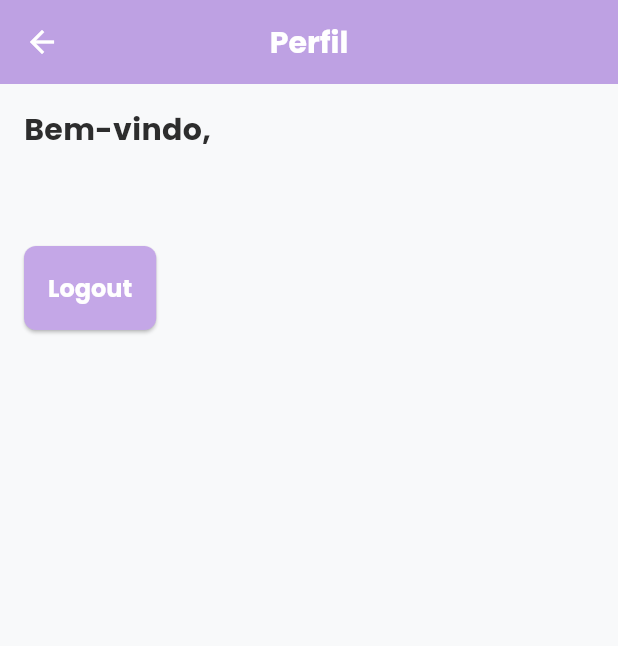
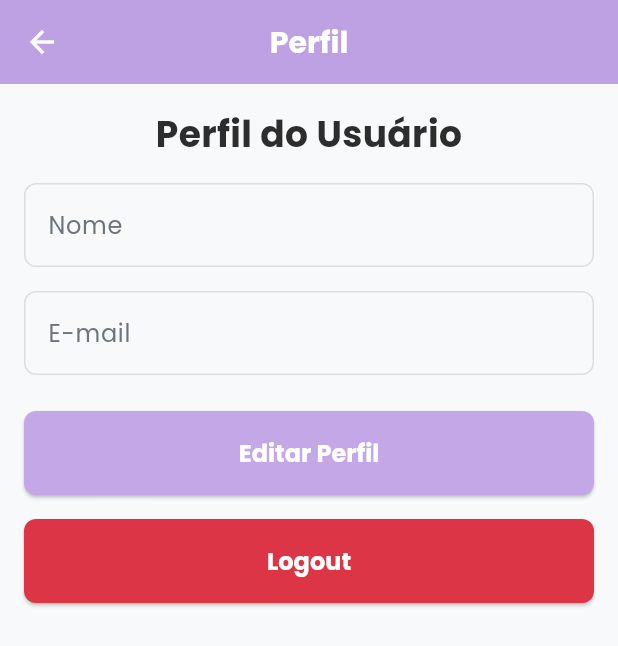
Before and after one commit to heldzr/taskManager-app, a Flutter app: the ProfileScreen screen opened directly, on a phone screen of 412 x 824 dp. Shown: the top 646 px of the screen. Run offline on Flutter 3.47's test engine with Material 3 defaults, Android fonts, the phone set to English and light mode, and no system bars; our stand-ins replace cloud_firestore, firebase_auth, firebase_core, google_fonts; accounts and stored records are empty.

Commit message:
refactor tela perfil

```diff
--- a/task_manager_app/lib/screens/profile_screen.dart
+++ b/task_manager_app/lib/screens/profile_screen.dart
@@ -1,46 +1,186 @@
 import 'package:flutter/material.dart';
 import 'package:firebase_auth/firebase_auth.dart';
+import 'package:cloud_firestore/cloud_firestore.dart';
 import 'package:google_fonts/google_fonts.dart';
 
-class ProfileScreen extends StatelessWidget {
+class ProfileScreen extends StatefulWidget {
   const ProfileScreen({super.key});
 
   @override
+  _ProfileScreenState createState() => _ProfileScreenState();
+}
+
+class _ProfileScreenState extends State<ProfileScreen> {
+  final _auth = FirebaseAuth.instance;
+  final _firestore = FirebaseFirestore.instance;
+  final _nameController = TextEditingController();
+  final _emailController = TextEditingController();
+  bool _isEditing = false;
+  bool _isSaving = false;
+
+  User? get _user => _auth.currentUser;
+
+  @override
+  void initState() {
+    super.initState();
+    _initializeFields();
+  }
+
+  Future<void> _initializeFields() async {
+    if (_user != null) {
+      _emailController.text = _user!.email ?? '';
+      final userDoc = await _firestore.collection('users').doc(_user!.uid).get();
+      if (userDoc.exists) {
+        final data = userDoc.data();
+        _nameController.text = data?['name'] ?? '';
+      }
+    }
+  }
+
+  Future<void> _saveChanges() async {
+    if (_nameController.text.trim().isEmpty || _emailController.text.trim().isEmpty) {
+      ScaffoldMessenger.of(context).showSnackBar(
+        const SnackBar(content: Text('Preencha todos os campos!')),
+      );
+      return;
+    }
+
+    setState(() {
+      _isSaving = true;
+    });
+
+    try {
+      // Atualizar nome no Firestore
+      await _firestore.collection('users').doc(_user!.uid).set({
+        'name': _nameController.text.trim(),
+      }, SetOptions(merge: true));
+
+      // Atualizar e-mail no FirebaseAuth
+      if (_emailController.text.trim() != _user!.email) {
+        await _user!.updateEmail(_emailController.text.trim());
+      }
+
+      ScaffoldMessenger.of(context).showSnackBar(
+        const SnackBar(content: Text('Informações atualizadas com sucesso!')),
+      );
+
+      setState(() {
+        _isEditing = false;
+      });
+    } catch (e) {
+      ScaffoldMessenger.of(context).showSnackBar(
+        SnackBar(content: Text('Erro ao salvar: ${e.toString()}')),
+      );
+    } finally {
+      setState(() {
+        _isSaving = false;
+      });
+    }
+  }
+
+  @override
   Widget build(BuildContext context) {
-    final user = FirebaseAuth.instance.currentUser;
-
     return Scaffold(
       appBar: AppBar(
         title: const Text('Perfil'),
         centerTitle: true,
+        backgroundColor: const Color(0xFFC4A7E7),
       ),
       backgroundColor: const Color(0xFFF8F9FA),
       body: Padding(
         padding: const EdgeInsets.all(16.0),
+        child: SingleChildScrollView(
           child: Column(
-          crossAxisAlignment: CrossAxisAlignment.start,
+            crossAxisAlignment: CrossAxisAlignment.stretch,
             children: [
               Text(
-              'Bem-vindo,',
+                'Perfil do Usuário',
+                textAlign: TextAlign.center,
                 style: GoogleFonts.poppins(
-                fontSize: 20,
+                  fontSize: 24,
                   fontWeight: FontWeight.bold,
                   color: const Color(0xFF2D2D2D),
                 ),
               ),
-            const SizedBox(height: 8),
-            Text(
-              user?.email ?? 'Usuário',
+              const SizedBox(height: 16),
+              TextField(
+                controller: _nameController,
+                enabled: _isEditing,
+                decoration: InputDecoration(
+                  labelText: 'Nome',
+                  labelStyle: GoogleFonts.poppins(
+                    fontSize: 16,
+                    color: const Color(0xFF6C757D),
+                  ),
+                  border: OutlineInputBorder(
+                    borderRadius: BorderRadius.circular(8),
+                  ),
+                ),
+              ),
+              const SizedBox(height: 16),
+              TextField(
+                controller: _emailController,
+                enabled: _isEditing,
+                decoration: InputDecoration(
+                  labelText: 'E-mail',
+                  labelStyle: GoogleFonts.poppins(
+                    fontSize: 16,
+                    color: const Color(0xFF6C757D),
+                  ),
+                  border: OutlineInputBorder(
+                    borderRadius: BorderRadius.circular(8),
+                  ),
+                ),
+              ),
+              const SizedBox(height: 24),
+              if (_isEditing)
+                ElevatedButton(
+                  onPressed: _saveChanges,
+                  style: ElevatedButton.styleFrom(
+                    padding: const EdgeInsets.all(16),
+                    backgroundColor: const Color(0xFFC4A7E7),
+                    shape: RoundedRectangleBorder(
+                      borderRadius: BorderRadius.circular(8),
+                    ),
+                  ),
+                  child: _isSaving
+                      ? const CircularProgressIndicator(color: Colors.white)
+                      : Text(
+                          'Salvar Alterações',
                           style: GoogleFonts.poppins(
                             fontSize: 16,
-                fontWeight: FontWeight.normal,
-                color: const Color(0xFF6C757D),
+                            fontWeight: FontWeight.bold,
+                            color: Colors.white,
                           ),
                         ),
-            const SizedBox(height: 32),
+                )
+              else
                 ElevatedButton(
                   onPressed: () {
-                FirebaseAuth.instance.signOut();
+                    setState(() {
+                      _isEditing = true;
+                    });
+                  },
+                  style: ElevatedButton.styleFrom(
+                    padding: const EdgeInsets.all(16),
+                    backgroundColor: const Color(0xFFC4A7E7),
+                    shape: RoundedRectangleBorder(
+                      borderRadius: BorderRadius.circular(8),
+                    ),
+                  ),
+                  child: Text(
+                    'Editar Perfil',
+                    style: GoogleFonts.poppins(
+                      fontSize: 16,
+                      fontWeight: FontWeight.bold,
+                      color: Colors.white,
+                    ),
+                  ),
+                ),
+              const SizedBox(height: 16),
+              ElevatedButton(
+                onPressed: () {
+                  _auth.signOut();
                   Navigator.pushNamedAndRemoveUntil(
                     context,
                     '/login',
@@ -49,7 +189,7 @@ class ProfileScreen extends StatelessWidget {
                 },
                 style: ElevatedButton.styleFrom(
                   padding: const EdgeInsets.all(16),
-                backgroundColor: const Color(0xFFC4A7E7),
+                  backgroundColor: const Color(0xFFDC3545), // Vermelho
                   shape: RoundedRectangleBorder(
                     borderRadius: BorderRadius.circular(8),
                   ),
@@ -66,6 +206,7 @@ class ProfileScreen extends StatelessWidget {
             ],
           ),
         ),
+      ),
     );
   }
 }
```
Lines whose indentation alone changed are shown as unchanged.
